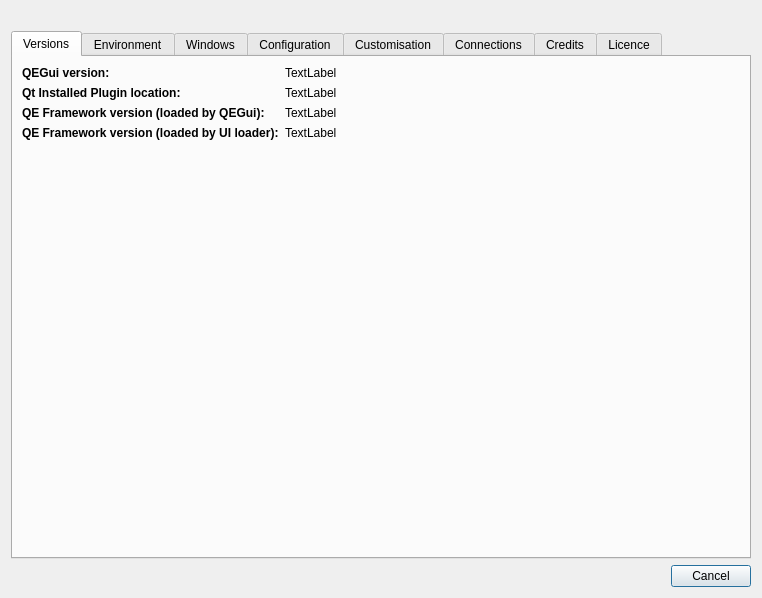
Before: the Qt Designer form qeguiApp/project/src/aboutDialog.ui in qtepics/qegui, drawn with Qt 5.
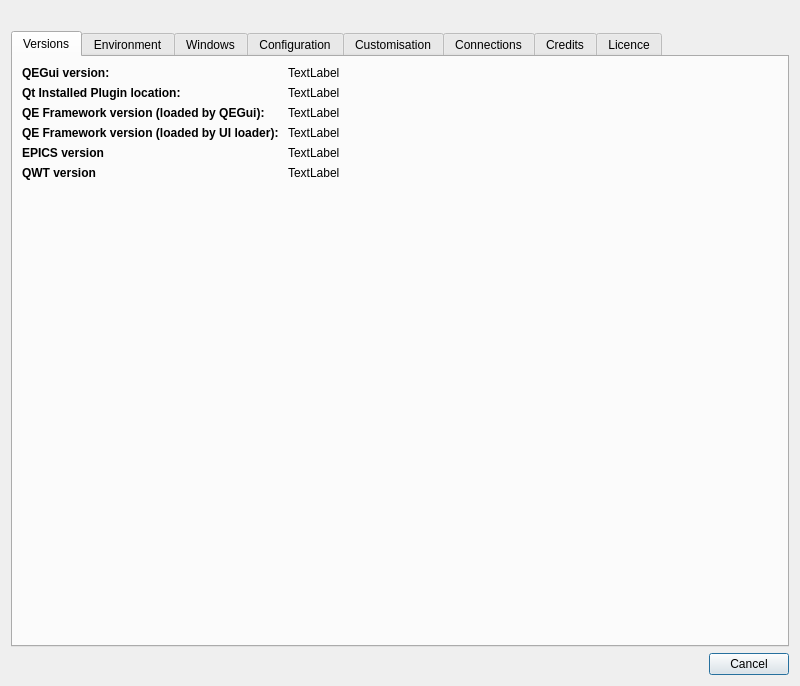
After: the same form once the commit is applied. Icons and pictures are not drawn.

Commit message: Show both EPICS and QWT versions in the about dialog (as we do now with -v option) Make QWT version format consistant with the EPICS version format.

```diff
--- a/qeguiApp/project/src/aboutDialog.ui
+++ b/qeguiApp/project/src/aboutDialog.ui
@@ -6,8 +6,8 @@
    <rect>
     <x>0</x>
     <y>0</y>
-    <width>762</width>
-    <height>598</height>
+    <width>800</width>
+    <height>686</height>
    </rect>
   </property>
   <property name="windowTitle">
@@ -80,6 +80,19 @@
          </property>
         </widget>
        </item>
+       <item row="3" column="0">
+        <widget class="QLabel" name="label_4">
+         <property name="font">
+          <font>
+           <weight>75</weight>
+           <bold>true</bold>
+          </font>
+         </property>
+         <property name="text">
+          <string>QE Framework version (loaded by UI loader): </string>
+         </property>
+        </widget>
+       </item>
        <item row="3" column="1">
         <widget class="QLabel" name="QEFrameworkVersionUILoaderLabel">
          <property name="text">
@@ -90,20 +103,53 @@
          </property>
         </widget>
        </item>
-       <item row="3" column="0">
-        <widget class="QLabel" name="label_4">
-         <property name="font">
-          <font>
-           <weight>75</weight>
-           <bold>true</bold>
-          </font>
-         </property>
-         <property name="text">
-          <string>QE Framework version (loaded by UI loader):</string>
-         </property>
-        </widget>
-       </item>
        <item row="4" column="0">
+        <widget class="QLabel" name="label_21">
+         <property name="font">
+          <font>
+           <weight>75</weight>
+           <bold>true</bold>
+          </font>
+         </property>
+         <property name="text">
+          <string>EPICS version</string>
+         </property>
+        </widget>
+       </item>
+       <item row="4" column="1">
+        <widget class="QLabel" name="EPICSVersionLabel">
+         <property name="text">
+          <string>TextLabel</string>
+         </property>
+         <property name="textInteractionFlags">
+          <set>Qt::LinksAccessibleByMouse|Qt::TextSelectableByKeyboard|Qt::TextSelectableByMouse</set>
+         </property>
+        </widget>
+       </item>
+       <item row="5" column="0">
+        <widget class="QLabel" name="label_22">
+         <property name="font">
+          <font>
+           <weight>75</weight>
+           <bold>true</bold>
+          </font>
+         </property>
+         <property name="text">
+          <string>QWT version</string>
+         </property>
+        </widget>
+       </item>
+       <item row="5" column="1">
+        <widget class="QLabel" name="QWTVersionLabel">
+         <property name="text">
+          <string>TextLabel</string>
+         </property>
+         <property name="textInteractionFlags">
+          <set>Qt::LinksAccessibleByMouse|Qt::TextSelectableByKeyboard|Qt::TextSelectableByMouse</set>
+         </property>
+        </widget>
+       </item>
+       <item row="6" column="0">
         <spacer name="verticalSpacer">
          <property name="orientation">
           <enum>Qt::Vertical</enum>
```
Left out of the diff: 62 changed lines with no effect on the pictures. The commit also changes 4 other files.
